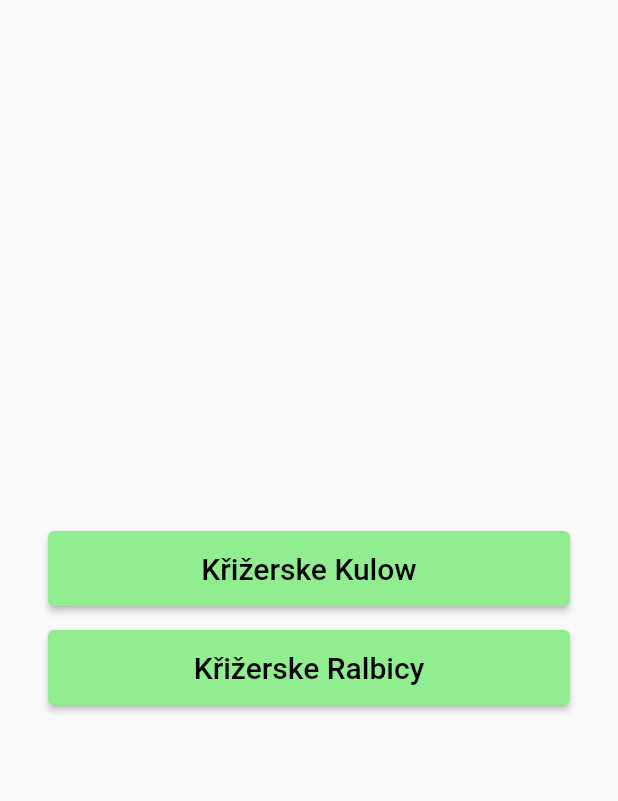
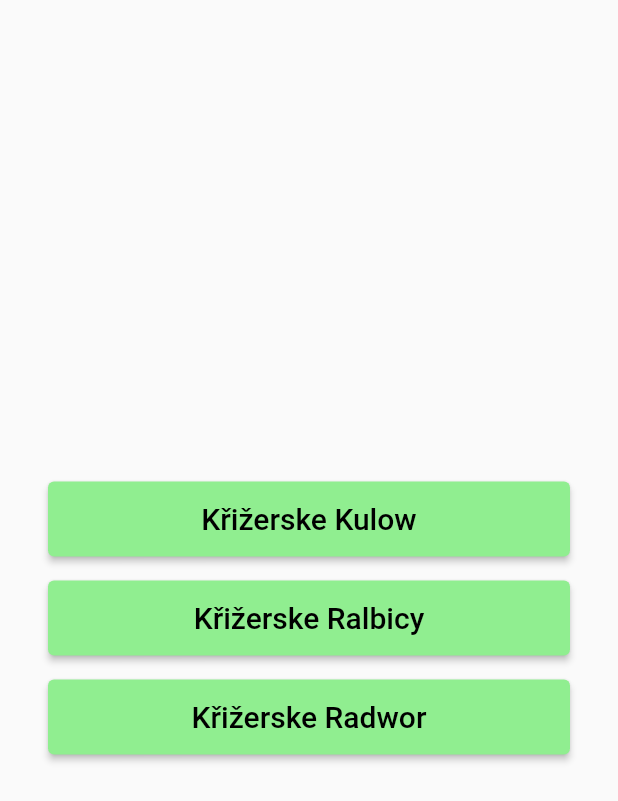
Before and after one commit to Boscij/Krizerske_Osterreitergesangsbuch, a Flutter app: the screen it shows after launch, on a phone screen of 412 x 824 dp. Shown: the top 801 px of the screen. Run offline on Flutter 3.47's test engine with Material 2 defaults, Android fonts, the phone set to English and light mode, and no system bars; our stand-ins replace file_picker; missing offline and left inert: firebase_core_web, flutter_pdfview; accounts and stored records are empty.

Commit message:
Add Krizerske Radwor

```diff
--- a/lib/mainscreen.dart
+++ b/lib/mainscreen.dart
@@ -60,6 +60,15 @@ class _MainScreenState extends State<MainScreen>
                   openPDF(context, file);
                 },
               ),
+              const SizedBox(height: 16),
+              ButtonWidget(
+                text: 'Křižerske Radwor',
+                onClicked: () async {
+                  const path = 'assets/Krizerske_Radwor.pdf';
+                  final file = await PDFApi.loadAsset(path);
+                  openPDF(context, file);
+                },
+              ),
             ],
           ),
         ),
```
Also changed, not shown: 2 other files.
